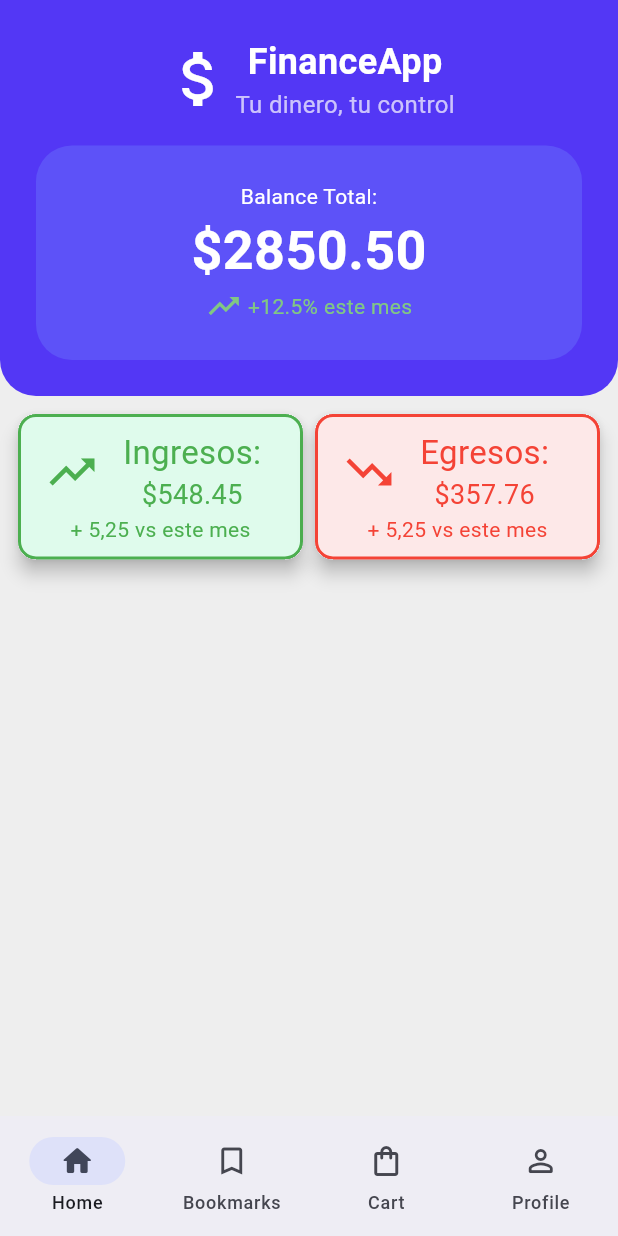
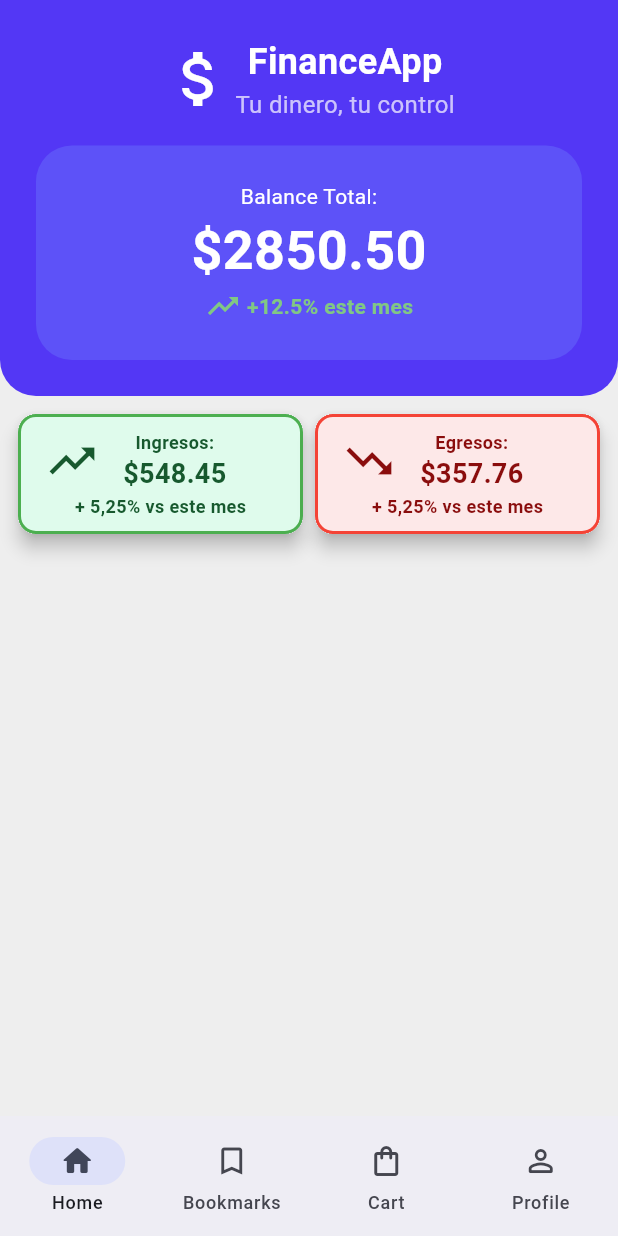
Before and after one commit to VECTOR416/Flutter-Manejo-Divisas, a Flutter app: the screen it shows after launch, on a phone screen of 412 x 824 dp. Run offline on Flutter 3.47's test engine with Material 3 defaults, Android fonts, the phone set to English and light mode, and no system bars; our stand-ins replace go_router.

Commit message:
feat(homescreen): Adicion de cambios en la pantalla principal y charts

```diff
--- a/lib/presentation/screens/home_screen.dart
+++ b/lib/presentation/screens/home_screen.dart
@@ -27,13 +27,6 @@ class HomeScreen extends StatelessWidget {
     );
   }
 }
-
-
-
-
-
-
-
 
 class _MainAppbar extends StatelessWidget {
   const _MainAppbar();
@@ -110,8 +103,8 @@ class _SecundaryContainer extends StatelessWidget {
           spacing: 4,
           mainAxisAlignment: MainAxisAlignment.center,
           children: [
-            Icon(Icons.trending_up, color: Colors.green[300]),
-            Text("+12.5% este mes", style: TextStyle(color: Colors.green[300]))
+            Icon(Icons.trending_up, color: Colors.green[300], weight: 5),
+            Text("+12.5% este mes", style: TextStyle(color: Colors.green[300], fontWeight: FontWeight.bold))
           ],
         )
         ]
--- a/lib/presentation/widgets/home-screen/secundary_cards.dart
+++ b/lib/presentation/widgets/home-screen/secundary_cards.dart
@@ -17,6 +17,7 @@ class SecundaryCard extends StatelessWidget {
   @override
   Widget build(BuildContext context) {
     final Color mainColor = (isIncome) ? Colors.green : Colors.red;
+    final Color boldColor = (isIncome) ? Color.fromRGBO(23, 89, 46, 1) : Color.fromRGBO(138, 13, 13, 1);
     final IconData icono = (isIncome) ? Icons.trending_up : Icons.trending_down;
     final Color backgroundColor = (isIncome) ? Color.fromRGBO(223, 251, 236, 255) : Color.fromRGBO(253, 232, 232, 255);
     return Card(
@@ -36,14 +37,14 @@ class SecundaryCard extends StatelessWidget {
               Row(
                 spacing: 16,
                 children: [
-                    Icon(icono, color: mainColor, size: 36),
+                    Icon(icono, color: boldColor, size: 36),
                     Column(children: [
-                      Text(label, textAlign: TextAlign.start, style: TextStyle(fontSize: 22, color: mainColor)),
-                      Text('\$$money' , style: TextStyle(fontSize: 18, color: mainColor))
+                      Text(label, textAlign: TextAlign.start, style: TextStyle(fontSize: 12, color: boldColor, fontWeight: FontWeight.bold)),
+                      Text('\$$money' , style: TextStyle(fontSize: 18, color: boldColor, fontWeight: FontWeight.bold))
                     ],)
                 ],
               ),
-              Text("+ 5,25 vs este mes", style: TextStyle(color: mainColor))
+              Text("+ 5,25% vs este mes", style: TextStyle(color: boldColor, fontSize: 12 ,fontWeight: FontWeight.bold))
             ],
           )
         )
--- a/pubspec.yaml
+++ b/pubspec.yaml
@@ -13,6 +13,7 @@ dependencies:
   flutter_riverpod: ^2.6.1
   flutter_dotenv: ^5.2.1
   go_router: ^16.0.0
+  syncfusion_flutter_charts: ^30.1.42
 
 dev_dependencies:
   flutter_test:
```
